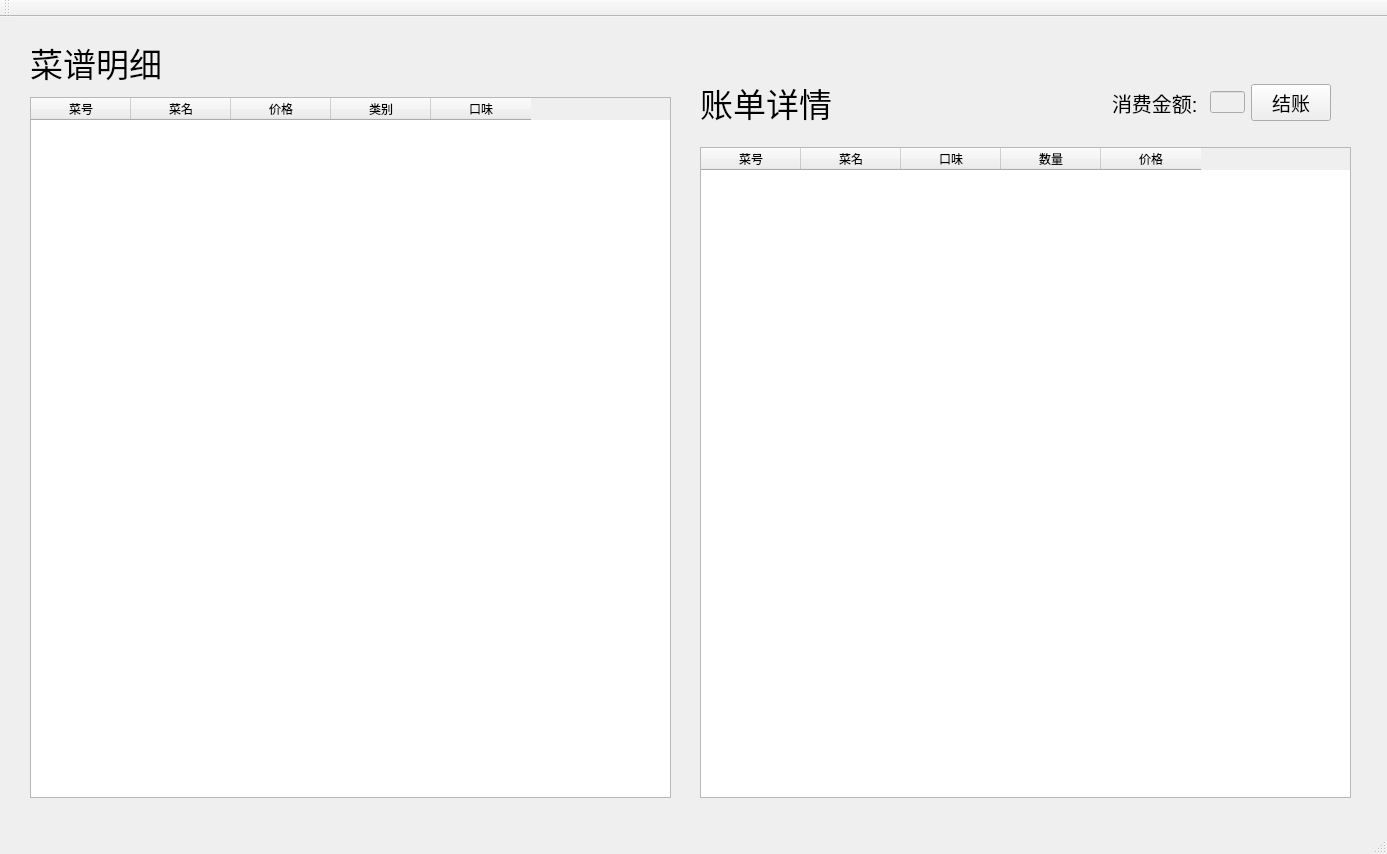
Before: the Qt Designer form mainwindow.ui in L1B0/resturant, drawn with Qt 5.
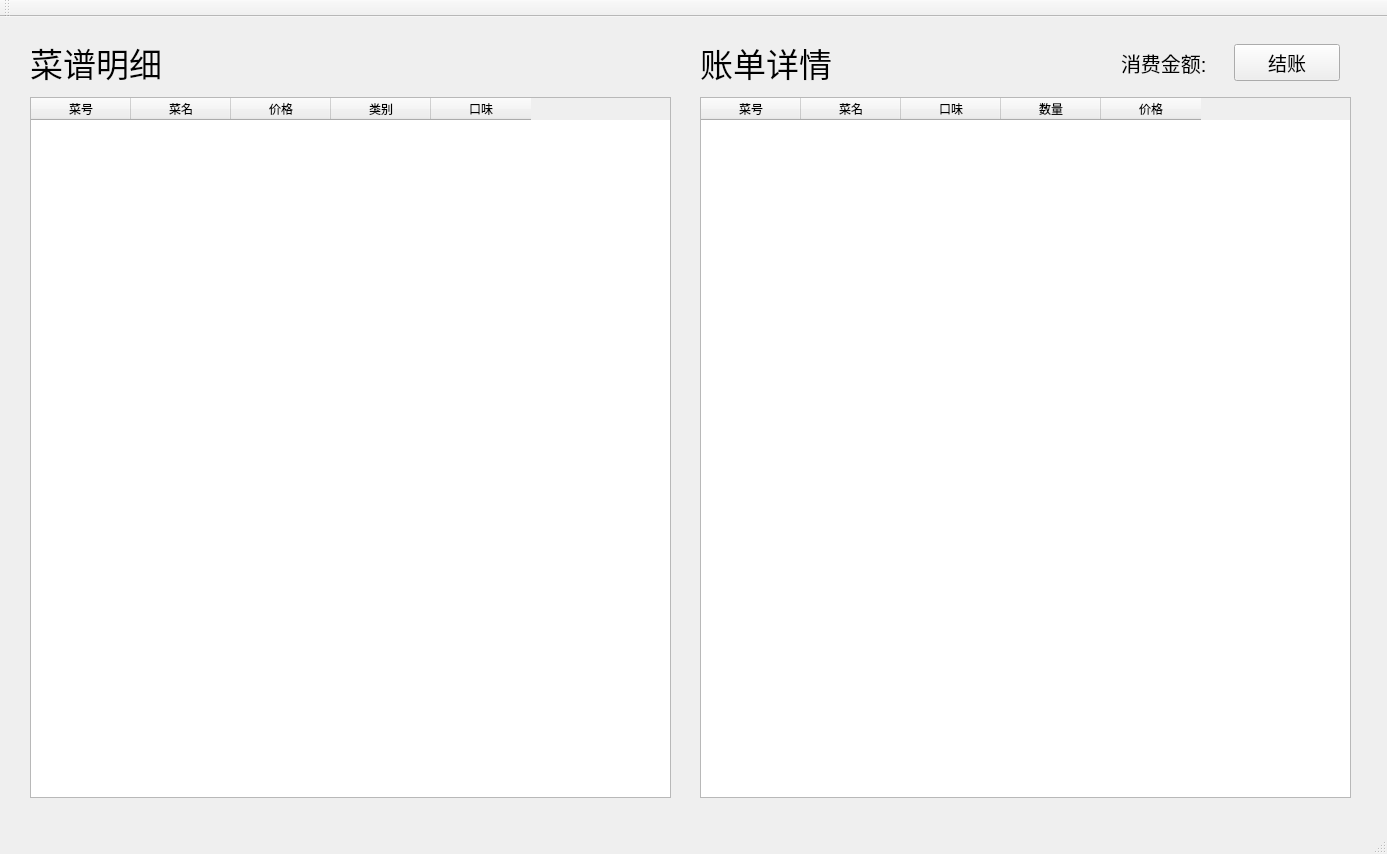
After: the same form once the commit is applied.

```diff
--- a/mainwindow.ui
+++ b/mainwindow.ui
@@ -62,7 +62,7 @@
     <property name="geometry">
      <rect>
       <x>700</x>
-      <y>60</y>
+      <y>20</y>
       <width>151</width>
       <height>51</height>
      </rect>
@@ -98,9 +98,9 @@
     <property name="geometry">
      <rect>
       <x>700</x>
-      <y>130</y>
+      <y>80</y>
       <width>651</width>
-      <height>651</height>
+      <height>701</height>
      </rect>
     </property>
     <property name="editTriggers">
@@ -138,8 +138,8 @@
    <widget class="QWidget" name="layoutWidget">
     <property name="geometry">
      <rect>
-      <x>1101</x>
-      <y>50</y>
+      <x>1110</x>
+      <y>10</y>
       <width>241</width>
       <height>71</height>
      </rect>
@@ -157,13 +157,6 @@
        </property>
       </widget>
      </item>
-     <item>
-      <widget class="QLineEdit" name="sumPrice">
-       <property name="enabled">
-        <bool>false</bool>
-       </property>
-      </widget>
-     </item>
      <item>
       <widget class="QPushButton" name="squareCounts">
        <property name="font">
```
Left out of the diff: 2 changed lines with no effect on the pictures.
